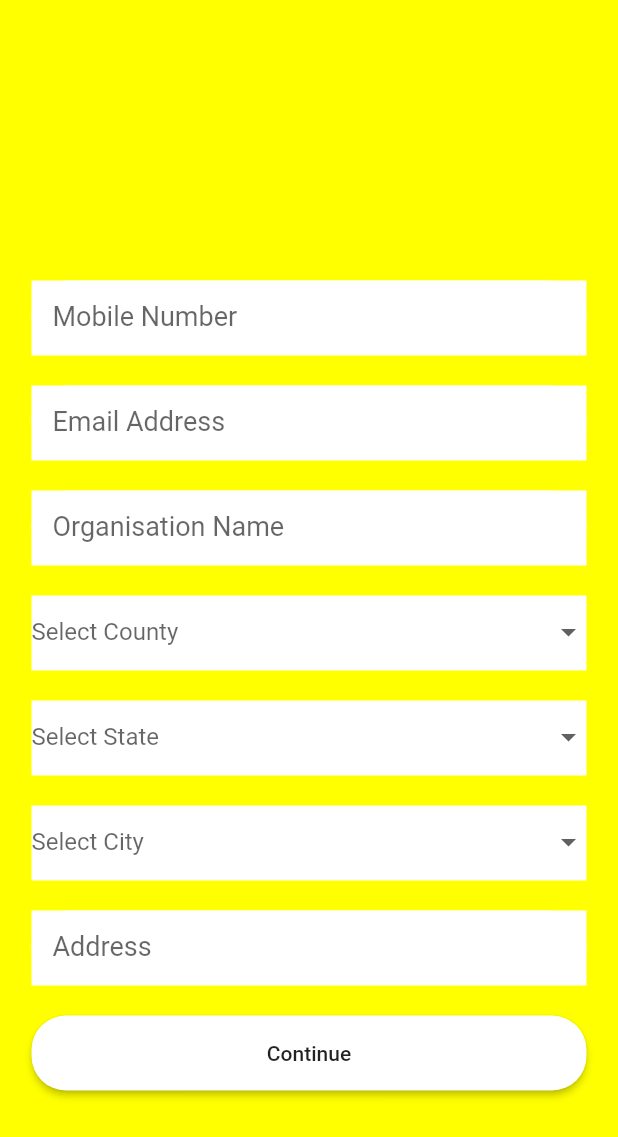
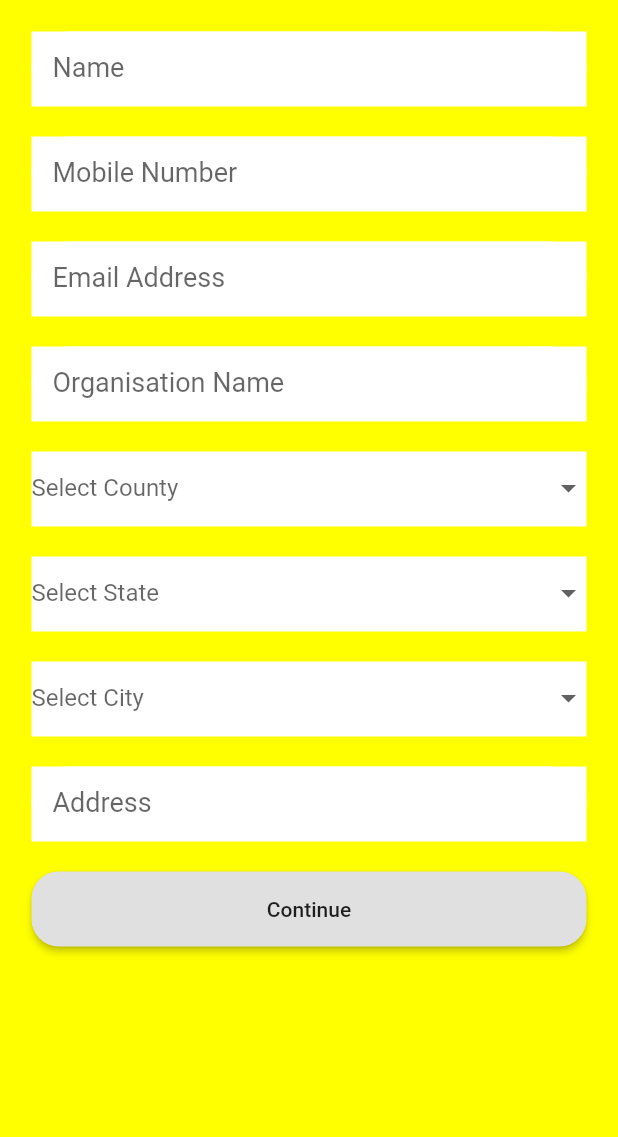
Before and after one commit to ramendra98/registration, a Flutter app: the screen it shows after launch, on a phone screen of 412 x 824 dp. Shown: the top 1137 px of the screen. Run offline on Flutter 3.47's test engine with Material 2 defaults, Android fonts, the phone set to English and light mode, and no system bars.

Commit message:
SP Registration

```diff
--- a/lib/registration.dart
+++ b/lib/registration.dart
@@ -1,4 +1,5 @@
 import 'package:flutter/material.dart';
+import 'package:registration/style.dart';
 
 class Registration extends StatefulWidget {
   @override
@@ -12,7 +13,8 @@ class _RegistrationState extends State<Registration> {
   Widget build(BuildContext context) {
     return Scaffold(
       backgroundColor: Colors.yellowAccent,
-      body: Form(
+      body: SingleChildScrollView(
+        child: Form(
           child: Padding(
             padding: const EdgeInsets.all(1.0),
             child: Column(
@@ -23,26 +25,19 @@ class _RegistrationState extends State<Registration> {
                   margin:
                       const EdgeInsets.only(left: 20.0, top: 20.0, right: 20.0),
                   height: 50.0,
-                decoration:_boxDecoration();
+                  decoration: RBoxDecoration.boxDecoration,
                   child: new Directionality(
                     textDirection: TextDirection.ltr,
                     child: new TextFormField(
-                    style:
-                        new TextStyle(fontSize: 18.0, color: Color(0xFFbdc6cf)),
+                      style: FTextStyle.textStyle,
                       decoration: new InputDecoration(
                         filled: true,
                         fillColor: Colors.white,
                         hintText: 'Name ',
                         contentPadding: const EdgeInsets.only(
                             left: 14.0, bottom: 8.0, top: 8.0),
-                      focusedBorder: OutlineInputBorder(
-                        borderSide: new BorderSide(color: Colors.white),
-                        borderRadius: new BorderRadius.circular(25.7),
-                      ),
-                      enabledBorder: UnderlineInputBorder(
-                        borderSide: new BorderSide(color: Colors.white),
-                        borderRadius: new BorderRadius.circular(25.7),
-                      ),
+                        focusedBorder: FOutLineInputBorder.outlineInputBorder,
+                        enabledBorder: FOutLineInputBorder.underinputBorder,
                       ),
                     ),
                   ),
@@ -51,29 +46,19 @@ class _RegistrationState extends State<Registration> {
                   margin:
                       const EdgeInsets.only(left: 20.0, top: 20.0, right: 20.0),
                   height: 50.0,
-                decoration: new BoxDecoration(
-                  color: Colors.white,
-                  borderRadius: BorderRadius.zero,
-                ),
+                  decoration: RBoxDecoration.boxDecoration,
                   child: new Directionality(
                     textDirection: TextDirection.ltr,
                     child: new TextFormField(
-                    style:
-                        new TextStyle(fontSize: 18.0, color: Color(0xFFbdc6cf)),
+                      style: FTextStyle.textStyle,
                       decoration: new InputDecoration(
                         filled: true,
                         fillColor: Colors.white,
                         hintText: 'Mobile Number ',
                         contentPadding: const EdgeInsets.only(
                             left: 14.0, bottom: 8.0, top: 8.0),
-                      focusedBorder: OutlineInputBorder(
-                        borderSide: new BorderSide(color: Colors.white),
-                        borderRadius: new BorderRadius.circular(25.7),
-                      ),
-                      enabledBorder: UnderlineInputBorder(
-                        borderSide: new BorderSide(color: Colors.white),
-                        borderRadius: new BorderRadius.circular(25.7),
-                      ),
+                        focusedBorder: FOutLineInputBorder.outlineInputBorder,
+                        enabledBorder: FOutLineInputBorder.underinputBorder,
                       ),
                     ),
                   ),
@@ -82,29 +67,19 @@ class _RegistrationState extends State<Registration> {
                   margin:
                       const EdgeInsets.only(left: 20.0, top: 20.0, right: 20.0),
                   height: 50.0,
-                decoration: new BoxDecoration(
-                  color: Colors.white,
-                  borderRadius: BorderRadius.zero,
-                ),
+                  decoration: RBoxDecoration.boxDecoration,
                   child: new Directionality(
                     textDirection: TextDirection.ltr,
                     child: new TextFormField(
-                    style:
-                        new TextStyle(fontSize: 18.0, color: Color(0xFFbdc6cf)),
+                   style: FTextStyle.textStyle,
                       decoration: new InputDecoration(
                         filled: true,
                         fillColor: Colors.white,
                         hintText: 'Email Address ',
                         contentPadding: const EdgeInsets.only(
                             left: 14.0, bottom: 8.0, top: 8.0),
-                      focusedBorder: OutlineInputBorder(
-                        borderSide: new BorderSide(color: Colors.white),
-                        borderRadius: new BorderRadius.circular(25.7),
-                      ),
-                      enabledBorder: UnderlineInputBorder(
-                        borderSide: new BorderSide(color: Colors.white),
-                        borderRadius: new BorderRadius.circular(25.7),
-                      ),
+                        focusedBorder: FOutLineInputBorder.outlineInputBorder,
+                        enabledBorder: FOutLineInputBorder.underinputBorder,
                       ),
                     ),
                   ),
@@ -113,29 +88,19 @@ class _RegistrationState extends State<Registration> {
                   margin:
                       const EdgeInsets.only(left: 20.0, top: 20.0, right: 20.0),
                   height: 50.0,
-                decoration: new BoxDecoration(
-                  color: Colors.white,
-                  borderRadius: BorderRadius.zero,
-                ),
+                  decoration: RBoxDecoration.boxDecoration,
                   child: new Directionality(
                     textDirection: TextDirection.ltr,
                     child: new TextFormField(
-                    style:
-                        new TextStyle(fontSize: 18.0, color: Color(0xFFbdc6cf)),
+                       style: FTextStyle.textStyle,
                       decoration: new InputDecoration(
                         filled: true,
                         fillColor: Colors.white,
                         hintText: 'Organisation Name ',
                         contentPadding: const EdgeInsets.only(
                             left: 14.0, bottom: 8.0, top: 8.0),
-                      focusedBorder: OutlineInputBorder(
-                        borderSide: new BorderSide(color: Colors.white),
-                        borderRadius: new BorderRadius.circular(25.7),
-                      ),
-                      enabledBorder: UnderlineInputBorder(
-                        borderSide: new BorderSide(color: Colors.white),
-                        borderRadius: new BorderRadius.circular(25.7),
-                      ),
+                        focusedBorder: FOutLineInputBorder.outlineInputBorder,
+                        enabledBorder: FOutLineInputBorder.underinputBorder,
                       ),
                     ),
                   ),
@@ -144,10 +109,7 @@ class _RegistrationState extends State<Registration> {
                   margin:
                       const EdgeInsets.only(left: 20.0, top: 20.0, right: 20.0),
                   height: 50.0,
-                decoration: new BoxDecoration(
-                  color: Colors.white,
-                  borderRadius: BorderRadius.zero,
-                ),
+                  decoration: RBoxDecoration.boxDecoration,
                   child: new Directionality(
                     textDirection: TextDirection.ltr,
                     child: new DropdownButton(
@@ -208,10 +170,7 @@ class _RegistrationState extends State<Registration> {
                   margin:
                       const EdgeInsets.only(left: 20.0, top: 20.0, right: 20.0),
                   height: 50.0,
-                decoration: new BoxDecoration(
-                  color: Colors.white,
-                  borderRadius: BorderRadius.zero,
-                ),
+                  decoration: RBoxDecoration.boxDecoration,
                   child: new Directionality(
                     textDirection: TextDirection.ltr,
                     child: new DropdownButton(
@@ -240,29 +199,19 @@ class _RegistrationState extends State<Registration> {
                   margin:
                       const EdgeInsets.only(left: 20.0, top: 20.0, right: 20.0),
                   height: 50.0,
-                decoration: new BoxDecoration(
-                  color: Colors.white,
-                  borderRadius: BorderRadius.zero,
-                ),
+                  decoration: RBoxDecoration.boxDecoration,
                   child: new Directionality(
                     textDirection: TextDirection.ltr,
                     child: new TextFormField(
-                    style:
-                        new TextStyle(fontSize: 18.0, color: Color(0xFFbdc6cf)),
+                       style: FTextStyle.textStyle,
                       decoration: new InputDecoration(
                         filled: true,
                         fillColor: Colors.white,
                         hintText: 'Address ',
                         contentPadding: const EdgeInsets.only(
                             left: 14.0, bottom: 8.0, top: 8.0),
-                      focusedBorder: OutlineInputBorder(
-                        borderSide: new BorderSide(color: Colors.white),
-                        borderRadius: new BorderRadius.circular(25.7),
-                      ),
-                      enabledBorder: UnderlineInputBorder(
-                        borderSide: new BorderSide(color: Colors.white),
-                        borderRadius: new BorderRadius.circular(25.7),
-                      ),
+                        focusedBorder: FOutLineInputBorder.outlineInputBorder,
+                        enabledBorder: FOutLineInputBorder.underinputBorder,
                       ),
                     ),
                   ),
@@ -273,9 +222,8 @@ class _RegistrationState extends State<Registration> {
                       const EdgeInsets.only(left: 20.0, top: 20.0, right: 20.0),
                   height: 50.0,
                   child: RaisedButton(
-                  color: Colors.white,
                     shape: RoundedRectangleBorder(
-                    borderRadius: BorderRadius.circular(23.0),
+                      borderRadius: BorderRadius.circular(18.0),
                     ),
                     onPressed: () {},
                     child: Text("Continue"),
@@ -285,9 +233,7 @@ class _RegistrationState extends State<Registration> {
             ),
           ),
         ),
+      ),
     );
   }
 }
-
-class _boxDecoration {
-}
--- /dev/null
+++ b/lib/style.dart
@@ -0,0 +1,25 @@
+
+import 'package:flutter/material.dart';
+
+class RBoxDecoration {
+  static BoxDecoration boxDecoration = BoxDecoration(
+    color: Colors.white,
+    borderRadius: BorderRadius.zero,
+  );
+}
+
+ class FTextStyle {
+  static TextStyle textStyle =
+      TextStyle(fontSize: 18.0, color: Color(0xFFbdc6cf));
+}
+class FOutLineInputBorder{
+  static OutlineInputBorder outlineInputBorder=OutlineInputBorder(
+      borderSide: new BorderSide(color: Colors.white),
+      borderRadius: new BorderRadius.circular(25.7),
+    );
+    static UnderlineInputBorder underinputBorder= UnderlineInputBorder(
+      borderSide: new BorderSide(color: Colors.white),
+      borderRadius: new BorderRadius.circular(25.7),
+    );
+
+}
```
Lines whose indentation alone changed are shown as unchanged.
